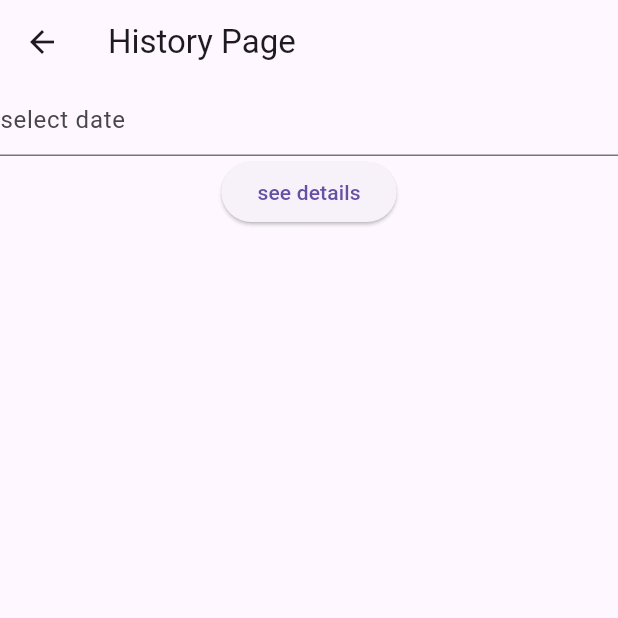
After one commit to Prottoy-01/Expense_Tracker, a Flutter app: the HistoryPage screen opened directly, on a phone screen of 412 x 824 dp, the top half of it. The commit adds this screen. Run offline on Flutter 3.47's test engine with Material 3 defaults, Android fonts, the phone set to English and light mode, and no system bars; our stand-ins replace hive_flutter; accounts and stored records are empty.

Commit message:
added date,search by date

```diff
--- /dev/null
+++ b/lib/historypage.dart
@@ -0,0 +1,57 @@
+import 'package:flutter/material.dart';
+import 'package:personal_expense_tracker/history_details.dart';
+
+class HistoryPage extends StatefulWidget {
+  const HistoryPage({super.key});
+
+  @override
+  State<HistoryPage> createState() => _HistoryPageState();
+}
+
+class _HistoryPageState extends State<HistoryPage> {
+  dynamic day;
+  dynamic month;
+  dynamic year;
+  TextEditingController dateController = TextEditingController();
+  @override
+  Widget build(BuildContext context) {
+    return Scaffold(
+      appBar: AppBar(title: const Text('History Page')),
+      body: Center(
+        child: Column(
+          children: [
+            TextField(
+              controller: dateController,
+              decoration: InputDecoration(hintText: "select date"),
+              onTap: () async {
+                final userInput = await showDatePicker(
+                  context: context,
+                  initialDate: DateTime.now(),
+                  firstDate: DateTime(2000),
+                  lastDate: DateTime(2050),
+                );
+                if (userInput != null) {
+                  day = userInput.day;
+                  month = userInput.month;
+                  year = userInput.year;
+                }
+              },
+            ),
+            ElevatedButton(
+              onPressed: () {
+                Navigator.push(
+                  context,
+                  MaterialPageRoute(
+                    builder: (context) =>
+                        HistoryDetails(day: day, month: month, year: year),
+                  ),
+                );
+              },
+              child: Text("see details"),
+            ),
+          ],
+        ),
+      ),
+    );
+  }
+}
--- a/pubspec.yaml
+++ b/pubspec.yaml
@@ -39,6 +39,7 @@ dependencies:
   hive: ^2.2.3
   hive_flutter: ^1.1.0
   path_provider: ^2.0.14
+  intl: ^0.19.0
 
 dev_dependencies:
   flutter_test:
```
Also changed, not shown: lib/calculate_page.dart (+17 -0 lines), lib/history_details.dart (added, +77 -0 lines), lib/homepage.dart (+36 -4 lines), pubspec.lock.
